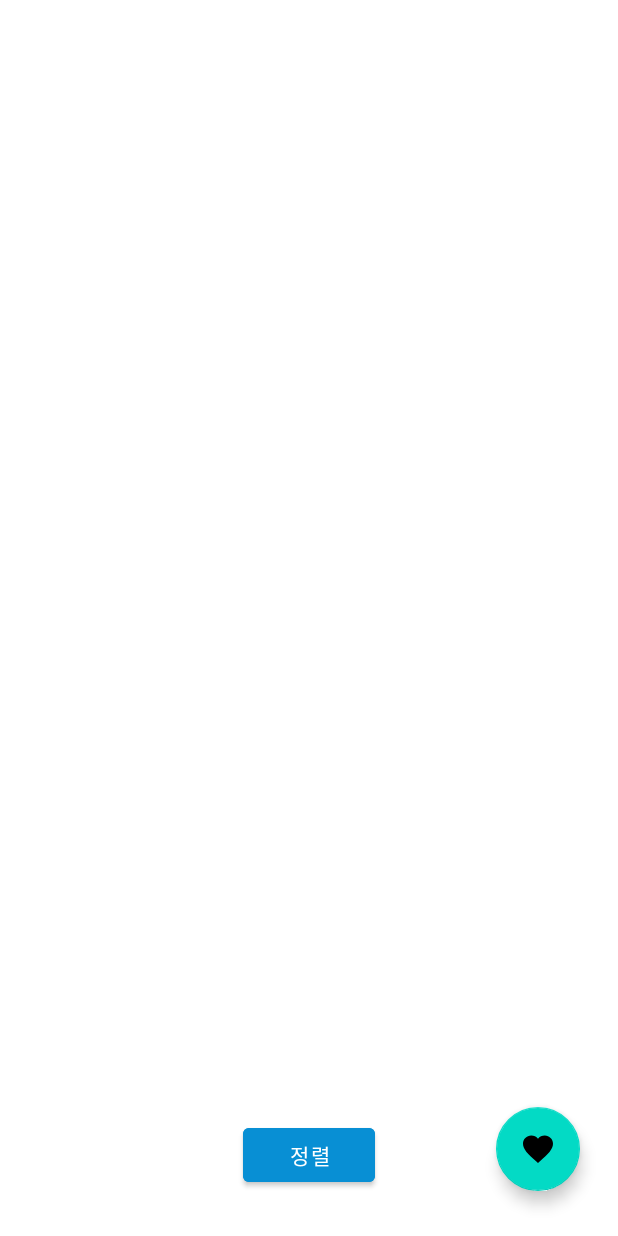
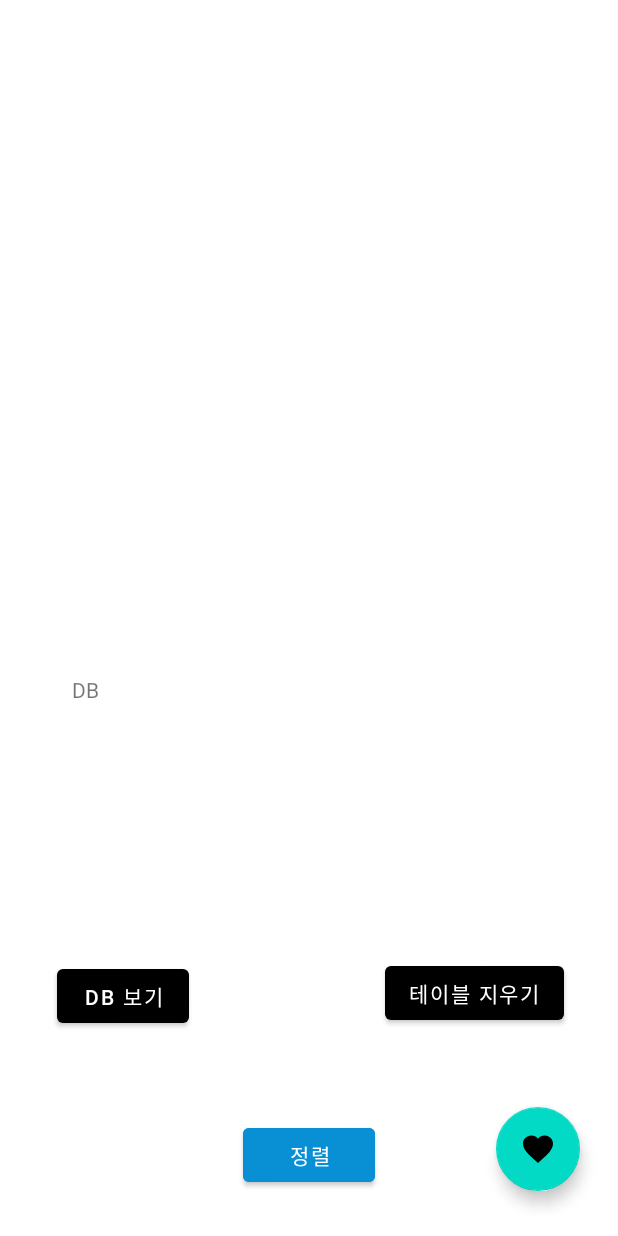
Before and after one commit to plusjob70/CustomLottoGenerator, an Android app: the ResultActivity screen opened directly, with no data from a screen before it, on a phone screen of 412 x 824 dp. Run offline under Robolectric (Android 15) with nearby library versions, the phone set to English and light mode, and no system bars; 1 statement that could not run was skipped.

Commit message:
Make BackUp Commit

```diff
--- a/app/src/main/AndroidManifest.xml
+++ b/app/src/main/AndroidManifest.xml
@@ -13,7 +13,7 @@
         android:supportsRtl="true"
         android:theme="@style/Theme.Lotto"
         android:usesCleartextTraffic="true">
-        <activity android:name=".FavoriteNumbers"></activity>
+        <activity android:name=".FavoriteNumbersActivity"></activity>
         <activity android:name=".StatisticsActivity" />
         <activity
             android:name=".ResultActivity"
--- a/app/src/main/java/com/example/lotto/MainActivity.kt
+++ b/app/src/main/java/com/example/lotto/MainActivity.kt
@@ -2,9 +2,7 @@ package com.example.lotto
 
 import androidx.appcompat.app.AppCompatActivity
 import android.os.Bundle
-import android.util.Log
 import android.view.ContextMenu
-import android.view.Menu
 import android.view.MenuItem
 import android.view.View
 import android.widget.PopupMenu
@@ -35,6 +33,9 @@ class MainActivity : AppCompatActivity() {
         }
         sixthNumButton.setOnClickListener {
             showPopupMenu(it, 5)
+        }
+        showFavNumButton.setOnClickListener {
+            startActivity<FavoriteNumbersActivity>()
         }
         executeButton.setOnClickListener {
             alert ("옵션${selectedOptions[0]}, 옵션${selectedOptions[1]}, 옵션${selectedOptions[2]}, 옵션${selectedOptions[3]}, 옵션${selectedOptions[4]}, 옵션${selectedOptions[5]}") {
--- a/app/src/main/java/com/example/lotto/ResultActivity.kt
+++ b/app/src/main/java/com/example/lotto/ResultActivity.kt
@@ -2,18 +2,22 @@ package com.example.lotto
 
 import androidx.appcompat.app.AppCompatActivity
 import android.os.Bundle
+import android.util.Log
 import kotlinx.android.synthetic.main.activity_result.*
 import org.jetbrains.anko.doAsync
+import org.jetbrains.anko.toast
 
 class ResultActivity : AppCompatActivity() {
     private val selectNumbers = mutableListOf<Int>()
     private var selectNumbersImageID = mutableListOf<Int>()
     private val sortSelectNumbersImageID = mutableListOf<Int>()
+    private var dbHelper: DBHelper? = null
 
     override fun onCreate(savedInstanceState: Bundle?) {
         super.onCreate(savedInstanceState)
         setContentView(R.layout.activity_result)
 
+        dbHelper = DBHelper(this)
         var sortFlag = 1
         val selectedOptions = arrayOf(intent.getIntExtra("option1", 1),
                                       intent.getIntExtra("option2", 1),
@@ -43,7 +47,6 @@ class ResultActivity : AppCompatActivity() {
             selectNumbers.forEach { sortSelectNumbersImageID.add(ballNumberToImageID(it)) }
 
             showBalls(0)
-
             sortButton.setOnClickListener {
                 if (sortFlag == 1) {
                     showBalls(1)
@@ -55,6 +58,32 @@ class ResultActivity : AppCompatActivity() {
                     sortFlag = 1
                 }
             }
+
+            addFavNumButton.setOnClickListener {
+                val numbers = Numbers()
+
+                numbers.first = sortSelectNumbersImageID[0]
+                numbers.second = sortSelectNumbersImageID[1]
+                numbers.third = sortSelectNumbersImageID[2]
+                numbers.fourth = sortSelectNumbersImageID[3]
+                numbers.fifth = sortSelectNumbersImageID[4]
+                numbers.sixth = sortSelectNumbersImageID[5]
+
+                if (dbHelper!!.addFavoriteNumbers(numbers)) {
+                    Log.d("태그", "성공")
+                }else{
+                    Log.d("태그", "실패")
+                }
+            }
+
+            showDBButton.setOnClickListener {
+                dbTextView.text = dbHelper!!.getAllNumbers().toString()
+            }
+
+            delTableButton.setOnClickListener {
+                dbHelper!!.deleteTable()
+            }
+
         }
     }
 
--- a/app/src/main/res/layout/activity_result.xml
+++ b/app/src/main/res/layout/activity_result.xml
@@ -80,7 +80,7 @@
         app:layout_constraintStart_toStartOf="parent" />
 
     <com.google.android.material.floatingactionbutton.FloatingActionButton
-        android:id="@+id/AddFavNumButton"
+        android:id="@+id/addFavNumButton"
         android:layout_width="wrap_content"
         android:layout_height="wrap_content"
         android:layout_marginEnd="25dp"
@@ -90,4 +90,39 @@
         app:layout_constraintEnd_toEndOf="parent"
         app:srcCompat="@drawable/ic_baseline_favorite_24" />
 
+    <Button
+        android:id="@+id/delTableButton"
+        android:layout_width="wrap_content"
+        android:layout_height="wrap_content"
+        android:layout_marginEnd="36dp"
+        android:layout_marginBottom="52dp"
+        android:text="테이블 지우기"
+        app:layout_constraintBottom_toTopOf="@+id/addFavNumButton"
+        app:layout_constraintEnd_toEndOf="parent" />
+
+    <TextView
+        android:id="@+id/dbTextView"
+        android:layout_width="300dp"
+        android:layout_height="120dp"
+        android:layout_marginStart="47dp"
+        android:layout_marginEnd="64dp"
+        android:layout_marginBottom="176dp"
+        android:text="DB"
+        app:layout_constraintBottom_toTopOf="@+id/sortButton"
+        app:layout_constraintEnd_toEndOf="parent"
+        app:layout_constraintStart_toStartOf="parent" />
+
+    <Button
+        android:id="@+id/showDBButton"
+        android:layout_width="wrap_content"
+        android:layout_height="wrap_content"
+        android:layout_marginStart="37dp"
+        android:layout_marginEnd="286dp"
+        android:layout_marginBottom="136dp"
+        android:text="DB 보기"
+        app:layout_constraintBottom_toBottomOf="parent"
+        app:layout_constraintEnd_toEndOf="parent"
+        app:layout_constraintHorizontal_bias="1.0"
+        app:layout_constraintStart_toStartOf="parent" />
+
 </androidx.constraintlayout.widget.ConstraintLayout>
```
Also changed, not shown: app/src/main/java/com/example/lotto/DBHelper.kt (added, +81 -0 lines), app/src/main/java/com/example/lotto/FavNumAdapter.kt (added, +33 -0 lines), app/src/main/java/com/example/lotto/FavoriteNumbersActivity.kt (added, +17 -0 lines), app/src/main/java/com/example/lotto/Numbers.kt (added, +11 -0 lines), app/src/main/res/layout/activity_favorite_numbers.xml (added, +15 -0 lines), app/src/main/res/layout/single_list.xml (+13 -7 lines).
